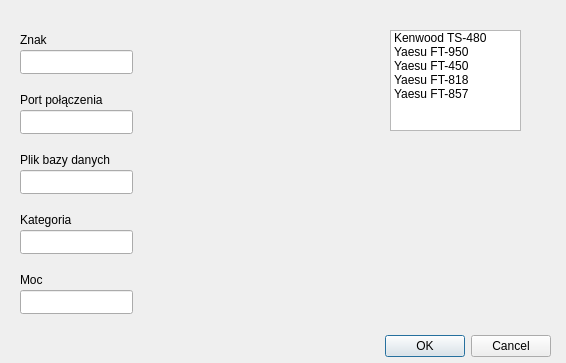
This is konfiguracja.ui in darvark/CallLogger as Qt 5 draws it before an edit. The edited form follows.
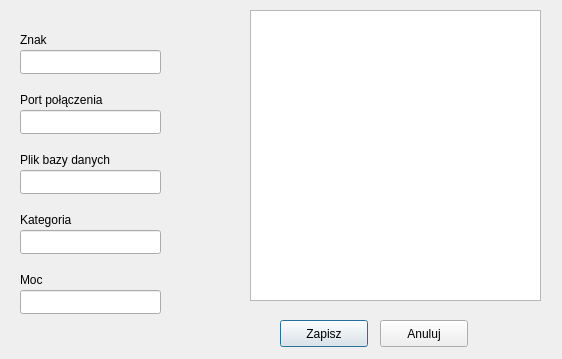
This is the edited form.

Diff of the .ui file:
```diff
--- a/konfiguracja.ui
+++ b/konfiguracja.ui
@@ -6,35 +6,19 @@
    <rect>
     <x>0</x>
     <y>0</y>
-    <width>566</width>
-    <height>363</height>
+    <width>562</width>
+    <height>359</height>
    </rect>
   </property>
   <property name="windowTitle">
    <string>Dialog</string>
   </property>
-  <widget class="QDialogButtonBox" name="buttonBox">
-   <property name="geometry">
-    <rect>
-     <x>210</x>
-     <y>330</y>
-     <width>341</width>
-     <height>32</height>
-    </rect>
-   </property>
-   <property name="orientation">
-    <enum>Qt::Horizontal</enum>
-   </property>
-   <property name="standardButtons">
-    <set>QDialogButtonBox::Cancel|QDialogButtonBox::Ok</set>
-   </property>
-  </widget>
   <widget class="QLineEdit" name="znak">
    <property name="geometry">
     <rect>
      <x>20</x>
      <y>50</y>
-     <width>113</width>
+     <width>141</width>
      <height>24</height>
     </rect>
    </property>
@@ -44,7 +28,7 @@
     <rect>
      <x>20</x>
      <y>110</y>
-     <width>113</width>
+     <width>141</width>
      <height>24</height>
     </rect>
    </property>
@@ -52,37 +36,12 @@
   <widget class="QListWidget" name="wyborRadia">
    <property name="geometry">
     <rect>
-     <x>390</x>
-     <y>30</y>
-     <width>131</width>
-     <height>101</height>
+     <x>250</x>
+     <y>10</y>
+     <width>291</width>
+     <height>291</height>
     </rect>
    </property>
-   <item>
-    <property name="text">
-     <string>Kenwood TS-480</string>
-    </property>
-   </item>
-   <item>
-    <property name="text">
-     <string>Yaesu FT-950</string>
-    </property>
-   </item>
-   <item>
-    <property name="text">
-     <string>Yaesu FT-450</string>
-    </property>
-   </item>
-   <item>
-    <property name="text">
-     <string>Yaesu FT-818</string>
-    </property>
-   </item>
-   <item>
-    <property name="text">
-     <string>Yaesu FT-857</string>
-    </property>
-   </item>
   </widget>
   <widget class="QLabel" name="label">
    <property name="geometry">
@@ -102,7 +61,7 @@
     <rect>
      <x>20</x>
      <y>90</y>
-     <width>101</width>
+     <width>141</width>
      <height>20</height>
     </rect>
    </property>
@@ -115,7 +74,7 @@
     <rect>
      <x>20</x>
      <y>170</y>
-     <width>113</width>
+     <width>141</width>
      <height>24</height>
     </rect>
    </property>
@@ -125,7 +84,7 @@
     <rect>
      <x>20</x>
      <y>150</y>
-     <width>111</width>
+     <width>151</width>
      <height>20</height>
     </rect>
    </property>
@@ -138,7 +97,7 @@
     <rect>
      <x>20</x>
      <y>230</y>
-     <width>113</width>
+     <width>141</width>
      <height>24</height>
     </rect>
    </property>
@@ -148,7 +107,7 @@
     <rect>
      <x>20</x>
      <y>210</y>
-     <width>58</width>
+     <width>101</width>
      <height>20</height>
     </rect>
    </property>
@@ -174,11 +133,37 @@
     <rect>
      <x>20</x>
      <y>290</y>
-     <width>113</width>
+     <width>141</width>
      <height>24</height>
     </rect>
    </property>
   </widget>
+  <widget class="QPushButton" name="zapisz">
+   <property name="geometry">
+    <rect>
+     <x>280</x>
+     <y>320</y>
+     <width>88</width>
+     <height>27</height>
+    </rect>
+   </property>
+   <property name="text">
+    <string>Zapisz</string>
+   </property>
+  </widget>
+  <widget class="QPushButton" name="kasuj">
+   <property name="geometry">
+    <rect>
+     <x>380</x>
+     <y>320</y>
+     <width>88</width>
+     <height>27</height>
+    </rect>
+   </property>
+   <property name="text">
+    <string>Anuluj</string>
+   </property>
+  </widget>
  </widget>
  <resources/>
  <connections>
```
Left out of the diff: 35 changed lines with no effect on the pictures.
